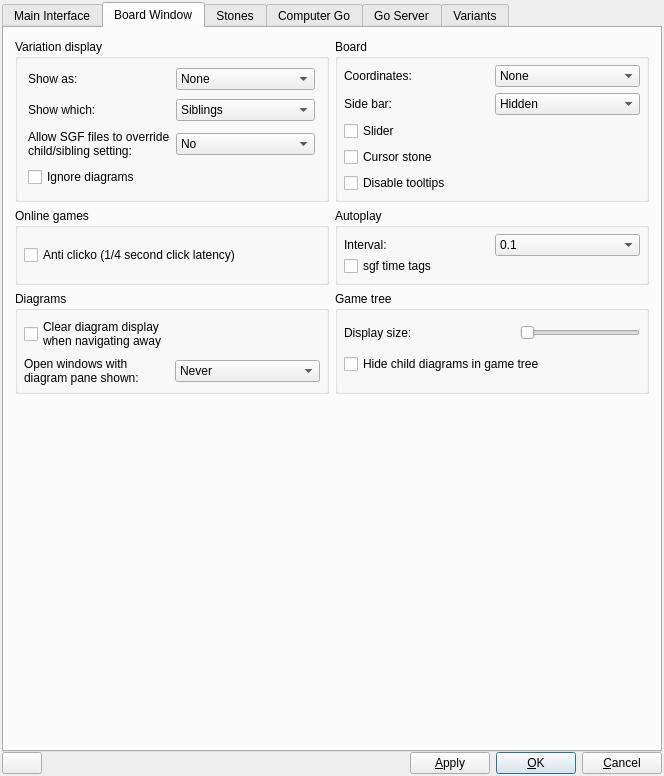
The window that src/preferences_gui.ui (bernds/q5Go) describes before a commit, drawn with Qt 5.
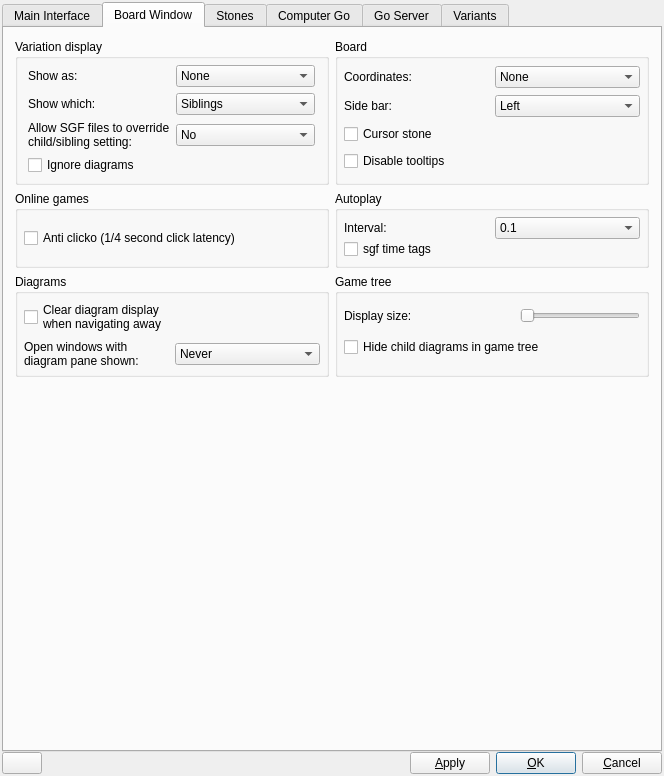
The same window after the commit. The open tabs and pages were chosen to show the change. Icons and pictures are not drawn. Custom widgets are drawn as their Qt base class.

Commit message: User interface tweaks based on report in issue #11

Diff of the .ui file:
```diff
--- a/src/preferences_gui.ui
+++ b/src/preferences_gui.ui
@@ -1119,21 +1119,6 @@
            <number>6</number>
           </property>
           <item row="2" column="0">
-           <widget class="QCheckBox" name="sliderCheckBox">
-            <property name="toolTip">
-             <string>Show slider</string>
-            </property>
-            <property name="whatsThis">
-             <string>Show slider
-
-Toggles the slider on the bottom of the board on or off.</string>
-            </property>
-            <property name="text">
-             <string>Slider</string>
-            </property>
-           </widget>
-          </item>
-          <item row="3" column="0">
            <widget class="QCheckBox" name="cursorCheckBox">
             <property name="toolTip">
              <string>Show a ghost stone at mouse pointer</string>
@@ -1148,7 +1133,7 @@
             </property>
            </widget>
           </item>
-          <item row="4" column="0">
+          <item row="3" column="0">
            <widget class="QCheckBox" name="tooltipsCheckBox">
             <property name="toolTip">
              <string>Disable Tool Tips</string>
@@ -1194,11 +1179,6 @@
           </item>
           <item row="1" column="1">
            <widget class="QComboBox" name="sidebarComboBox">
-            <item>
-             <property name="text">
-              <string>Hidden</string>
-             </property>
-            </item>
             <item>
              <property name="text">
               <string>Left</string>
@@ -1221,6 +1201,22 @@
             </property>
            </widget>
           </item>
+          <item row="4" column="0">
+           <spacer name="verticalSpacer_15">
+            <property name="orientation">
+             <enum>Qt::Vertical</enum>
+            </property>
+            <property name="sizeType">
+             <enum>QSizePolicy::Preferred</enum>
+            </property>
+            <property name="sizeHint" stdset="0">
+             <size>
+              <width>20</width>
+              <height>1</height>
+             </size>
+            </property>
+           </spacer>
+          </item>
          </layout>
         </widget>
        </item>
```
Left out of the diff: 3 changed lines with no effect on the pictures. The commit also changes 6 other files.
